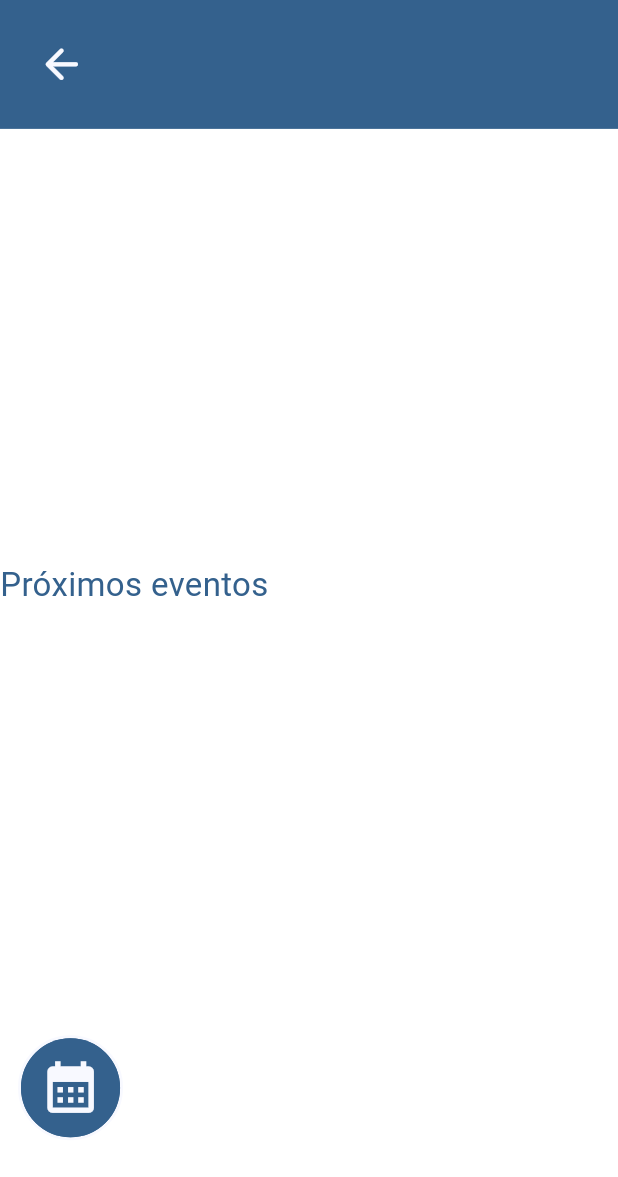
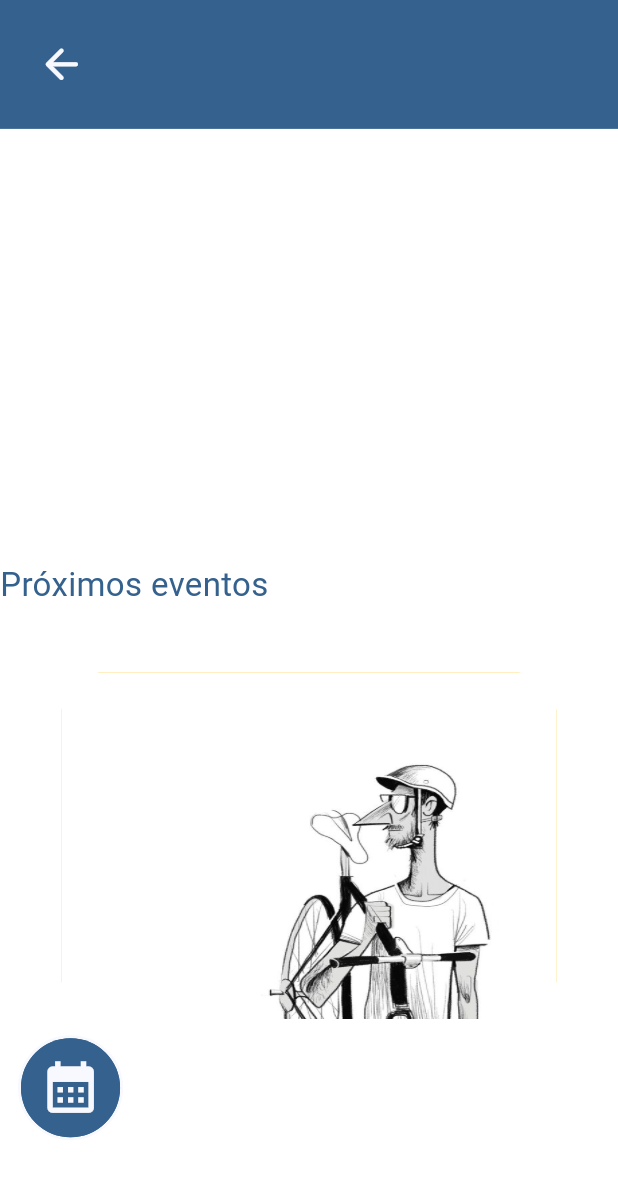
Before and after one commit to andreesp09/Revista_Bike, a Flutter app: the PrincipalEventScreen screen opened by its route, on a phone screen of 412 x 824 dp. Shown: the top 1177 px of the screen. Run offline on Flutter 3.47's test engine with Material 2 defaults, Android fonts, the phone set to English and light mode, and no system bars; drawn by our look-alikes of auto_size_text, card_swiper; our stand-ins replace animate_do, cached_network_image, cloud_firestore, firebase_core, flutter_keyboard_visibility, flutter_map and 4 more; missing offline and left inert: flutter_masonry_view, syncfusion_flutter_pdfviewer; accounts and stored records are empty; network calls fail; Roboto replaces fonts that are missing (Poppins-SemiBold).

Commit message:
Se coloca imagen en el componente de proximos eventos cuando no se encuentren eventos registrados

```diff
--- a/lib/config/constants/app_assets.dart
+++ b/lib/config/constants/app_assets.dart
@@ -7,6 +7,7 @@ const String magazineItemMenuImage = 'assets/item_revista.png';
 //! Referente a las imágenes generales de la aplicación
 const String noImagePath = 'assets/No-image-found.jpg';
 const String revistaBikeLogo = 'assets/RevistaBike_Logo.png';
+const String noComingEventFind = 'assets/No-coming-events.jpg';
 
 //! Referente a las imágenes de fondos de colores de la aplicación
 const String fondoImageOne = 'assets/Fondos/Fondos-01.png';
--- a/lib/presentation/screens/events_screens/principal_event_screen.dart
+++ b/lib/presentation/screens/events_screens/principal_event_screen.dart
@@ -1,3 +1,144 @@
+// import 'package:flutter/material.dart';
+// import 'package:flutter_riverpod/flutter_riverpod.dart';
+// import 'package:revistabike_app/config/00-configs.dart';
+// import 'package:revistabike_app/domain/entities/00-entities.dart';
+// import 'package:revistabike_app/presentation/riverpods/00-riverpod.dart';
+// import 'package:revistabike_app/presentation/widgets/00-widgets.dart';
+
+// class PrincipalEventScreen extends ConsumerStatefulWidget {
+//   static const name = 'principal-event-screen';
+//   const PrincipalEventScreen({Key? key}) : super(key: key);
+
+//   @override
+//   PrincipalEventScreenState createState() => PrincipalEventScreenState();
+// }
+
+// class PrincipalEventScreenState extends ConsumerState<PrincipalEventScreen> {
+//   void loadData() async {
+//     final dataState =
+//         await Future(() => ref.watch(dataPrincipalEventScreenProvider));
+//     if (dataState == DataState.isLoading) {
+//       List<Future<bool>> futures = [
+//         //! Se obtiene los datos de las modalidades de la BD y se guardan en el provider
+//         loadModalitiesData(),
+//         //! Se obtiene los datos de los eventos de la BD y se guardan en el provider
+//         loadEventsData(),
+//         //! Se obtiene los datos de los patrocinadores de la BD y se guardan en el provider
+//         loadSponsorsAppData()
+//       ];
+
+//       List<bool> results = await Future.wait(futures);
+
+//       if (!results.contains(false)) {
+//         ref
+//             .read(dataPrincipalEventScreenProvider.notifier)
+//             .update((state) => DataState.isLoaded);
+//       } else {
+//         //Todo:manejo de error implementar
+//       }
+//     }
+//   }
+
+//   Future<bool> loadModalitiesData() async {
+//     final List<Modality> modalities =
+//         await ref.read(modalityRepositoryProvider).getAllModalitiesAvailable();
+
+//     ref.read(modalitiesProvider.notifier).update((state) => modalities);
+//     return true;
+//   }
+
+//   Future<bool> loadEventsData() async {
+//     final List<Event> events =
+//         await ref.read(eventRepositoryProvider).getAllEventsAvailable();
+
+//     ref.read(eventsProvider.notifier).update((state) => events);
+
+//     ref.read(importantEventsProvider.notifier).update((state) =>
+//         events.where((event) => event.isImportanEvent == true).toList());
+
+//     final List<Event> importantEvents = ref.watch(importantEventsProvider);
+//     final List<Event> modalitiesProvider = ref.watch(importantEventsProvider);
+
+//     if (importantEvents.length < 10) {
+//       ref.read(comingEventsProvider.notifier).update((state) => importantEvents
+//           .where((event) => event.name == modalitiesProvider[0].name)
+//           .toList());
+//     } else {
+//       ref.read(comingEventsProvider.notifier).update((state) => importantEvents
+//           .where((event) => event.name == modalitiesProvider[0].name)
+//           .toList()
+//           .sublist(0, 10));
+//     }
+//     return true;
+//   }
+
+//   Future<bool> loadSponsorsAppData() async {
+//     final List<Sponsor> sponsorApp =
+//         await ref.read(sponsorRepositoryProvider).getAllSponsorsAvailable();
+//     ref.read(sponsorAppProvider.notifier).update((state) =>
+//         sponsorApp.where((sponsor) => sponsor.isSponsorApp == true).toList());
+//     return true;
+//   }
+
+//   @override
+//   void initState() {
+//     super.initState();
+//     loadData();
+//   }
+
+//   @override
+//   Widget build(BuildContext context) {
+//     final ColorScheme theme = Theme.of(context).colorScheme;
+//     final MaxSizePhone maxSizePhone = ref.watch(maxConstrainsProvider);
+//     final int eventViewSelected = ref.watch(eventViewSelectedProvider);
+//     final List<Event> events = ref.watch(eventsProvider);
+
+//     return Scaffold(
+//         bottomNavigationBar: CustomSponsorSwiper(
+//           pWidth: maxSizePhone.maxWidth,
+//           pHeight: maxSizePhone.maxHeight * 0.12,
+//         ),
+//         floatingActionButtonLocation:
+//             FloatingActionButtonLocation.miniStartDocked,
+//         floatingActionButton: eventViewSelected == 0
+//             ? CustomCircleButton(
+//                 pAllowsSplash: true,
+//                 pOnTap: () {
+//                   ref
+//                       .read(filterEventsProvider.notifier)
+//                       .update((state) => events);
+//                   ref
+//                       .read(eventViewSelectedProvider.notifier)
+//                       .update((state) => 1);
+//                 },
+//                 pIconData: Icons.calendar_month,
+//                 pButtonColor: theme.primary,
+//                 pRadius: 100,
+//                 pIconSize: maxSizePhone.maxWidth * 0.1,
+//                 pIconColor: theme.background,
+//                 pWidth: maxSizePhone.maxWidth * 0.17,
+//                 pHeight: maxSizePhone.maxWidth * 0.17)
+
+//             // CustomButton(
+//             //     pOnTap: () {
+//             //       ref
+//             //           .read(filterEventsProvider.notifier)
+//             //           .update((state) => events);
+//             //       ref
+//             //           .read(eventViewSelectedProvider.notifier)
+//             //           .update((state) => 1);
+//             //     },
+//             //     pText: "Ver calendario de eventos",
+//             //     pWidth: maxSizePhone.maxWidth * 0.8,
+//             //     pHeight: maxSizePhone.maxHeight * 0.05,
+//             //     pButtonColor: theme.primary,
+//             //     pBorderColor: theme.primary,
+//             //     pTextStyle: KCustomTextStyle.kMedium(context, 22, Colors.white))
+//             : null,
+//         body: AppViewsRoutes().homeEventsViews()[eventViewSelected]);
+//   }
+// }
+
 import 'package:flutter/material.dart';
 import 'package:flutter_riverpod/flutter_riverpod.dart';
 import 'package:revistabike_app/config/00-configs.dart';
@@ -5,89 +146,12 @@ import 'package:revistabike_app/domain/entities/00-entities.dart';
 import 'package:revistabike_app/presentation/riverpods/00-riverpod.dart';
 import 'package:revistabike_app/presentation/widgets/00-widgets.dart';
 
-class PrincipalEventScreen extends ConsumerStatefulWidget {
+class PrincipalEventScreen extends ConsumerWidget {
   static const name = 'principal-event-screen';
   const PrincipalEventScreen({Key? key}) : super(key: key);
 
   @override
-  PrincipalEventScreenState createState() => PrincipalEventScreenState();
-}
-
-class PrincipalEventScreenState extends ConsumerState<PrincipalEventScreen> {
-  void loadData() async {
-    final dataState =
-        await Future(() => ref.watch(dataPrincipalEventScreenProvider));
-    if (dataState == DataState.isLoading) {
-      List<Future<bool>> futures = [
-        //! Se obtiene los datos de las modalidades de la BD y se guardan en el provider
-        loadModalitiesData(),
-        //! Se obtiene los datos de los eventos de la BD y se guardan en el provider
-        loadEventsData(),
-        //! Se obtiene los datos de los patrocinadores de la BD y se guardan en el provider
-        loadSponsorsAppData()
-      ];
-
-      List<bool> results = await Future.wait(futures);
-
-      if (!results.contains(false)) {
-        ref
-            .read(dataPrincipalEventScreenProvider.notifier)
-            .update((state) => DataState.isLoaded);
-      } else {
-        //Todo:manejo de error implementar
-      }
-    }
-  }
-
-  Future<bool> loadModalitiesData() async {
-    final List<Modality> modalities =
-        await ref.read(modalityRepositoryProvider).getAllModalitiesAvailable();
-
-    ref.read(modalitiesProvider.notifier).update((state) => modalities);
-    return true;
-  }
-
-  Future<bool> loadEventsData() async {
-    final List<Event> events =
-        await ref.read(eventRepositoryProvider).getAllEventsAvailable();
-
-    ref.read(eventsProvider.notifier).update((state) => events);
-
-    ref.read(importantEventsProvider.notifier).update((state) =>
-        events.where((event) => event.isImportanEvent == true).toList());
-
-    final List<Event> importantEvents = ref.watch(importantEventsProvider);
-    final List<Event> modalitiesProvider = ref.watch(importantEventsProvider);
-
-    if (importantEvents.length < 10) {
-      ref.read(comingEventsProvider.notifier).update((state) => importantEvents
-          .where((event) => event.name == modalitiesProvider[0].name)
-          .toList());
-    } else {
-      ref.read(comingEventsProvider.notifier).update((state) => importantEvents
-          .where((event) => event.name == modalitiesProvider[0].name)
-          .toList()
-          .sublist(0, 10));
-    }
-    return true;
-  }
-
-  Future<bool> loadSponsorsAppData() async {
-    final List<Sponsor> sponsorApp =
-        await ref.read(sponsorRepositoryProvider).getAllSponsorsAvailable();
-    ref.read(sponsorAppProvider.notifier).update((state) =>
-        sponsorApp.where((sponsor) => sponsor.isSponsorApp == true).toList());
-    return true;
-  }
-
-  @override
-  void initState() {
-    super.initState();
-    loadData();
-  }
-
-  @override
-  Widget build(BuildContext context) {
+  Widget build(BuildContext context, WidgetRef ref) {
     final ColorScheme theme = Theme.of(context).colorScheme;
     final MaxSizePhone maxSizePhone = ref.watch(maxConstrainsProvider);
     final int eventViewSelected = ref.watch(eventViewSelectedProvider);
@@ -118,22 +182,6 @@ class PrincipalEventScreenState extends ConsumerState<PrincipalEventScreen> {
                 pIconColor: theme.background,
                 pWidth: maxSizePhone.maxWidth * 0.17,
                 pHeight: maxSizePhone.maxWidth * 0.17)
-
-            // CustomButton(
-            //     pOnTap: () {
-            //       ref
-            //           .read(filterEventsProvider.notifier)
-            //           .update((state) => events);
-            //       ref
-            //           .read(eventViewSelectedProvider.notifier)
-            //           .update((state) => 1);
-            //     },
-            //     pText: "Ver calendario de eventos",
-            //     pWidth: maxSizePhone.maxWidth * 0.8,
-            //     pHeight: maxSizePhone.maxHeight * 0.05,
-            //     pButtonColor: theme.primary,
-            //     pBorderColor: theme.primary,
-            //     pTextStyle: KCustomTextStyle.kMedium(context, 22, Colors.white))
             : null,
         body: AppViewsRoutes().homeEventsViews()[eventViewSelected]);
   }
--- a/lib/presentation/views/events_views/principal_events_screen/home_events_view.dart
+++ b/lib/presentation/views/events_views/principal_events_screen/home_events_view.dart
@@ -67,9 +67,20 @@ class HomeEventsView extends ConsumerWidget {
 
       //!Widget referente al listado de tarjetas con próximos eventos
       comingEvents.isEmpty
-          ? SizedBox(
-              width: maxSizePhone.maxWidth,
-              height: maxSizePhone.maxHeight * 0.35,
+          ? FadeIn(
+              child: Padding(
+                padding: EdgeInsets.all(maxSizePhone.maxHeight * 0.05),
+                child: Container(
+                    width: maxSizePhone.maxWidth,
+                    height: maxSizePhone.maxHeight * 0.28,
+                    decoration: const BoxDecoration(
+                        color: Colors.amber,
+                        borderRadius: BorderRadius.all(Radius.circular(25))),
+                    child: Image.asset(
+                      noComingEventFind,
+                      fit: BoxFit.fill,
+                    )),
+              ),
             )
           : SizedBox(
               width: maxSizePhone.maxWidth,
```
Also changed, not shown: lib/presentation/screens/commons_screens/splash_screen.dart (+47 -0 lines), lib/presentation/screens/events_screens/poster_event_screen.dart (+16 -5 lines), assets/No-coming-events.jpg (added).
